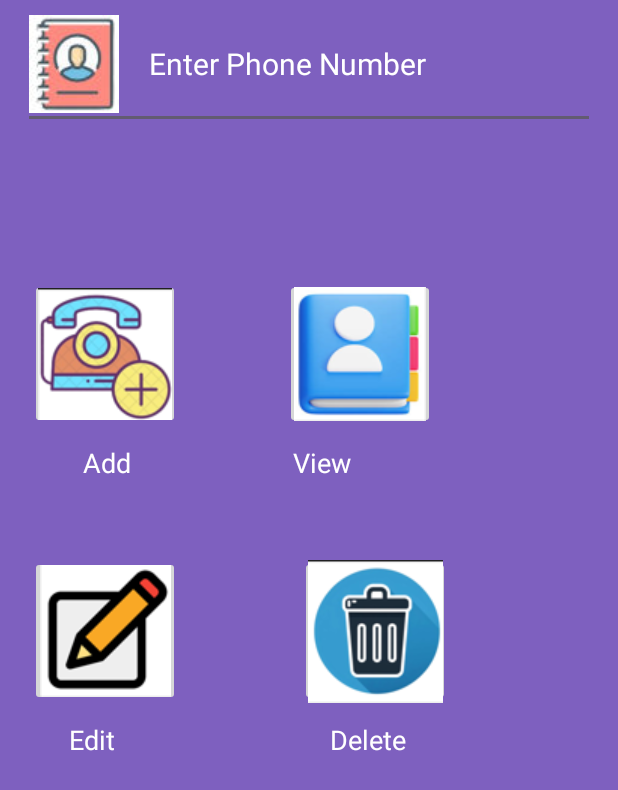
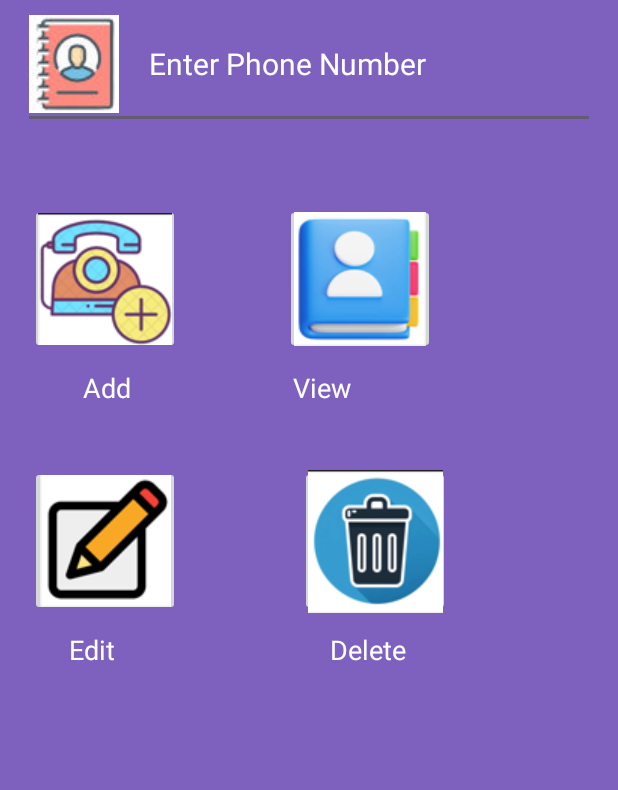
Before and after one commit to Vanshika521/Women_Safety, an Android app: the screen it shows after launch (register), after a tap on "Add contact button", on a phone screen of 412 x 824 dp. Shown: the top 790 px of the screen. Run offline under Robolectric (Android 15) with nearby library versions, the phone set to English and light mode, and no system bars; our stand-ins replace Firebase (no records; nobody signed in at launch, a user with empty details on screens opened directly); 1 statement that could not run was skipped.

```diff
--- a/app/src/main/res/layout/activity_register.xml
+++ b/app/src/main/res/layout/activity_register.xml
@@ -30,7 +30,7 @@
         android:id="@+id/img1"
         android:layout_width="100dp"
         android:layout_height="100dp"
-        android:layout_marginTop="100dp"
+        android:layout_marginTop="50dp"
         android:layout_marginLeft="20dp"
         android:clickable="true"
         android:src="@drawable/add1"
@@ -56,7 +56,7 @@
         android:id="@+id/img2"
         android:layout_width="100dp"
         android:layout_height="100dp"
-        android:layout_marginTop="100dp"
+        android:layout_marginTop="50dp"
         android:layout_marginLeft="190dp"
         android:src="@drawable/view2"
         android:clickable="true"
@@ -82,7 +82,7 @@
         android:id="@+id/img3"
         android:layout_width="100dp"
         android:layout_height="100dp"
-        android:layout_marginTop="50dp"
+        android:layout_marginTop="40dp"
         android:layout_marginLeft="20dp"
         android:src="@drawable/edit"
         android:clickable="true"
@@ -108,7 +108,7 @@
         android:id="@+id/img4"
         android:layout_width="100dp"
         android:layout_height="100dp"
-        android:layout_marginTop="50dp"
+        android:layout_marginTop="40dp"
         android:layout_marginLeft="200dp"
         android:src="@drawable/delete1"
         android:clickable="true"
```
Also changed, not shown: app/src/main/java/com/android_development/women_safety/register.java (+45 -5 lines).
